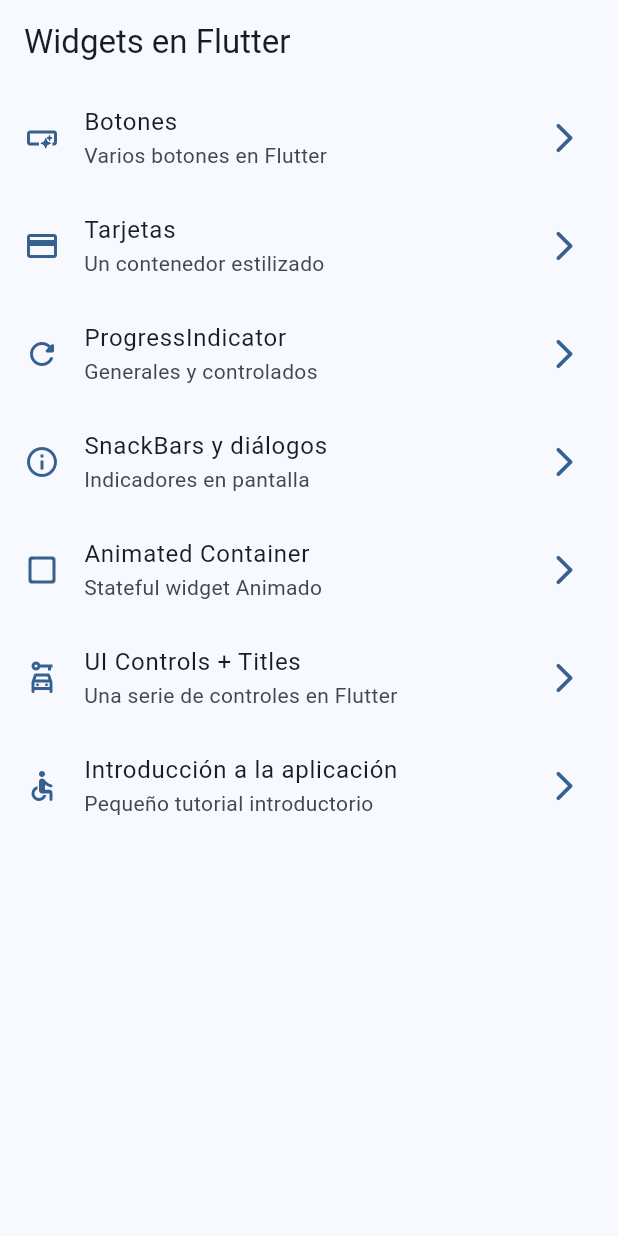
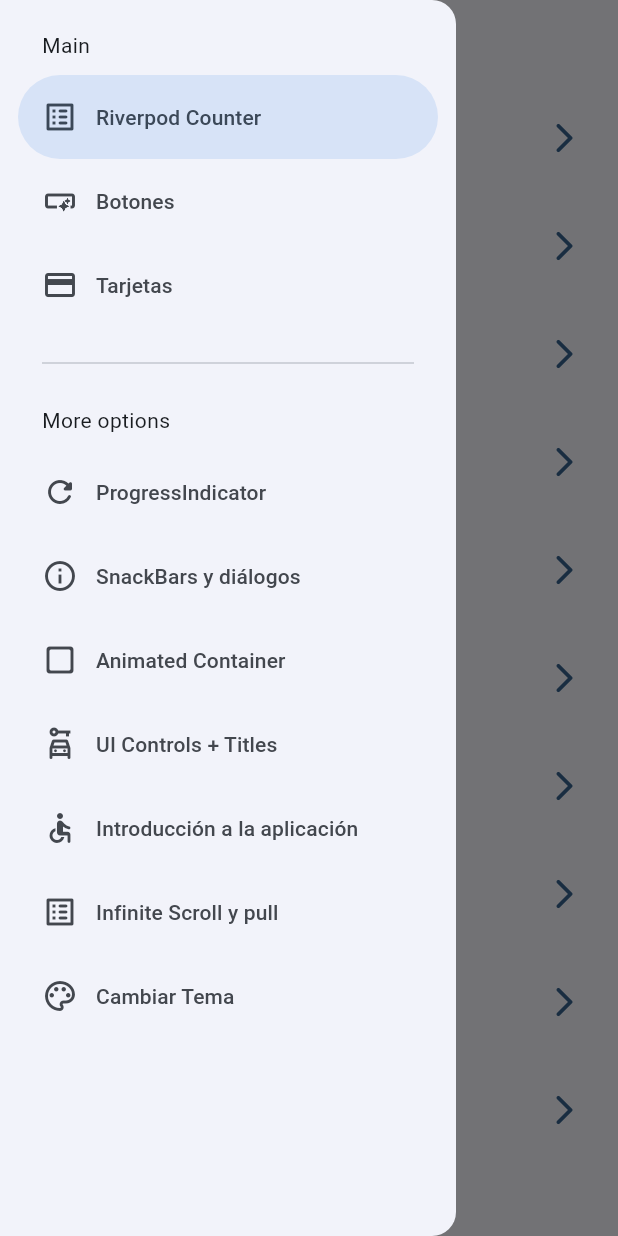
Before and after one commit to gu1llermo/widgets-app, a Flutter app: the screen it shows after launch, with the side drawer open (before the commit the screen has no drawer), on a phone screen of 412 x 824 dp. Run offline on Flutter 3.47's test engine with Material 3 defaults, Android fonts, the phone set to English and light mode, and no system bars; our stand-ins replace animate_do, flutter_riverpod, go_router.

Commit message:
antes de state notifier

```diff
--- a/lib/config/menu/menu_item.dart
+++ b/lib/config/menu/menu_item.dart
@@ -14,6 +14,11 @@ class MenuItem {
 }
 
 const appMenuItems = <MenuItem>[
+  MenuItem(
+      title: 'Riverpod Counter',
+      subTitle: 'Introducción a Riverpod',
+      link: '/counter-river',
+      icon: Icons.list_alt_rounded),
   MenuItem(
       title: 'Botones',
       subTitle: 'Varios botones en Flutter',
@@ -49,4 +54,14 @@ const appMenuItems = <MenuItem>[
       subTitle: 'Pequeño tutorial introductorio',
       link: '/tutorial',
       icon: Icons.accessible_rounded),
+  MenuItem(
+      title: 'Infinite Scroll y pull',
+      subTitle: 'Listas infinitas y pull to refresh',
+      link: '/infinite',
+      icon: Icons.list_alt_rounded),
+  MenuItem(
+      title: 'Cambiar Tema',
+      subTitle: 'Cambiar tema de la aplicación',
+      link: '/theme-changer',
+      icon: Icons.color_lens_outlined),
 ];
--- a/lib/config/router/app_router.dart
+++ b/lib/config/router/app_router.dart
@@ -44,5 +44,20 @@ final appRouter = GoRouter(
       name: AppTutorialScreen.name,
       builder: (context, state) => const AppTutorialScreen(),
     ),
+    GoRoute(
+      path: '/infinite',
+      name: InfiniteScrollScreen.name,
+      builder: (context, state) => const InfiniteScrollScreen(),
+    ),
+    GoRoute(
+      path: '/counter-river',
+      name: CounterScreen.name,
+      builder: (context, state) => const CounterScreen(),
+    ),
+    GoRoute(
+      path: '/theme-changer',
+      name: ThemeChangerScreen.name,
+      builder: (context, state) => const ThemeChangerScreen(),
+    ),
   ],
 );
--- a/lib/config/theme/app_theme.dart
+++ b/lib/config/theme/app_theme.dart
@@ -14,14 +14,17 @@ const colors = <Color>[
 
 class AppTheme {
   final int selectedColor;
+  final bool darkMode;
 
-  AppTheme({this.selectedColor = 0})
+  AppTheme({this.selectedColor = 0, this.darkMode = false})
       : assert(selectedColor >= 0,
             'selectedColor must be greater then or equal to 0'),
         assert(selectedColor < colors.length,
             'selectedColor must be less than ${colors.length}');
 
   ThemeData getTheme() => ThemeData(
-      colorSchemeSeed: colors[selectedColor],
-      appBarTheme: const AppBarTheme(centerTitle: false));
+        brightness: darkMode ? Brightness.dark : Brightness.light,
+        colorSchemeSeed: colors[selectedColor],
+        appBarTheme: const AppBarTheme(centerTitle: false),
+      );
 }
--- a/lib/main.dart
+++ b/lib/main.dart
@@ -1,20 +1,26 @@
 import 'package:flutter/material.dart';
+import 'package:flutter_riverpod/flutter_riverpod.dart';
 import 'package:widgets_app/config/router/app_router.dart';
 import 'package:widgets_app/config/theme/app_theme.dart';
+import 'package:widgets_app/presentation/providers/theme_provider.dart';
 
 void main() {
-  runApp(const MainApp());
+  runApp(const ProviderScope(child: MainApp()));
 }
 
-class MainApp extends StatelessWidget {
+class MainApp extends ConsumerWidget {
   const MainApp({super.key});
 
   @override
-  Widget build(BuildContext context) {
+  Widget build(BuildContext context, WidgetRef ref) {
+    final bool darkMode = ref.watch(isDarkModeProvider);
+    final int selectedColor = ref.watch(selectedColorProvider);
+
     return MaterialApp.router(
         routerConfig: appRouter,
         debugShowCheckedModeBanner: false,
-        theme: AppTheme(selectedColor: 0).getTheme(),
+        theme: AppTheme(selectedColor: selectedColor, darkMode: darkMode)
+            .getTheme(),
         title: 'Widgets App');
   }
 }
--- /dev/null
+++ b/lib/presentation/providers/counter_provider.dart
@@ -0,0 +1,3 @@
+import 'package:flutter_riverpod/flutter_riverpod.dart';
+
+final counterProvider = StateProvider<int>((ref) => 5);
--- /dev/null
+++ b/lib/presentation/providers/theme_provider.dart
@@ -0,0 +1,11 @@
+import 'package:flutter_riverpod/flutter_riverpod.dart';
+import 'package:widgets_app/config/theme/app_theme.dart';
+
+final isDarkModeProvider = StateProvider<bool>((ref) => false);
+
+// listado de colores inmutables
+final colorlistProvider = Provider((ref) => colors);
+// es constante y no cambiará
+// desde que se creó ésta variable
+
+final selectedColorProvider = StateProvider<int>((ref) => 0);
--- a/lib/presentation/screens/home/home_screen.dart
+++ b/lib/presentation/screens/home/home_screen.dart
@@ -1,6 +1,7 @@
 import 'package:flutter/material.dart';
 import 'package:go_router/go_router.dart';
 import 'package:widgets_app/config/menu/menu_item.dart';
+import 'package:widgets_app/presentation/screens/widgets/side_menu.dart';
 
 class HomeScreen extends StatelessWidget {
   static const name = 'home_screen';
@@ -8,9 +9,13 @@ class HomeScreen extends StatelessWidget {
 
   @override
   Widget build(BuildContext context) {
+    final scaffoldKey = GlobalKey<ScaffoldState>();
     return Scaffold(
-        appBar: AppBar(title: const Text('Widgets en Flutter')),
-        body: const _HomeView());
+      key: scaffoldKey,
+      appBar: AppBar(title: const Text('Widgets en Flutter')),
+      body: const _HomeView(),
+      drawer: SideMenu(scaffoldKey: scaffoldKey),
+    );
   }
 }
 
--- a/lib/presentation/screens/screens.dart
+++ b/lib/presentation/screens/screens.dart
@@ -2,8 +2,10 @@ export 'package:widgets_app/presentation/screens/animated/animated_screen.dart';
 export 'package:widgets_app/presentation/screens/app_tutorial/app_tutorial_screen.dart';
 export 'package:widgets_app/presentation/screens/buttons/buttons_screen.dart';
 export 'package:widgets_app/presentation/screens/cards/cards_screen.dart';
+export 'package:widgets_app/presentation/screens/counter/counter_screen.dart';
 export 'package:widgets_app/presentation/screens/home/home_screen.dart';
 export 'package:widgets_app/presentation/screens/infinite_scroll/infinite_scroll_screen.dart';
 export 'package:widgets_app/presentation/screens/progress/progress_screen.dart';
 export 'package:widgets_app/presentation/screens/snackbar/snackbar_screen.dart';
+export 'package:widgets_app/presentation/screens/theme_changer/theme_changer_screen.dart';
 export 'package:widgets_app/presentation/screens/ui_controls/ui_controls_screen.dart';
--- /dev/null
+++ b/lib/presentation/screens/widgets/side_menu.dart
@@ -0,0 +1,59 @@
+import 'package:flutter/material.dart';
+import 'package:go_router/go_router.dart';
+import 'package:widgets_app/config/menu/menu_item.dart';
+
+class SideMenu extends StatefulWidget {
+  const SideMenu({super.key, required this.scaffoldKey});
+
+  final GlobalKey<ScaffoldState> scaffoldKey;
+
+  @override
+  State<SideMenu> createState() => _SideMenuState();
+}
+
+class _SideMenuState extends State<SideMenu> {
+  int navDrawerIndex = 0;
+
+  @override
+  Widget build(BuildContext context) {
+    final hasNotch = MediaQuery.of(context).viewPadding.top > 35;
+    // print('viewPadding.top: $hasNotch');
+
+    return NavigationDrawer(
+        selectedIndex: navDrawerIndex,
+        onDestinationSelected: (value) {
+          setState(() {
+            navDrawerIndex = value;
+          });
+          final menuItem = appMenuItems[value];
+          context.push(menuItem.link);
+          widget.scaffoldKey.currentState?.closeDrawer();
+          // ese signo de interrogación, lo que significa es que verifica si es null
+          // antes de hacer su llamada, si es null no hace nada, hace la llamada solo
+          // si es distinto de null, es como una garantía
+          // ?. es un checknull operator
+        },
+        children: [
+          Padding(
+            padding: EdgeInsets.fromLTRB(28, hasNotch ? 0 : 20, 16, 10),
+            child: const Text('Main'),
+          ),
+          ...appMenuItems.sublist(0, 3).map((item) {
+            return NavigationDrawerDestination(
+                icon: Icon(item.icon), label: Text(item.title));
+          }),
+          const Padding(
+            padding: EdgeInsets.fromLTRB(28, 16, 28, 10),
+            child: Divider(),
+          ),
+          const Padding(
+            padding: EdgeInsets.fromLTRB(28, 10, 16, 10),
+            child: Text('More options'),
+          ),
+          ...appMenuItems.sublist(3).map((item) {
+            return NavigationDrawerDestination(
+                icon: Icon(item.icon), label: Text(item.title));
+          }),
+        ]);
+  }
+}
--- a/pubspec.yaml
+++ b/pubspec.yaml
@@ -10,6 +10,7 @@ dependencies:
   animate_do: ^3.3.4
   flutter:
     sdk: flutter
+  flutter_riverpod: ^2.5.1
   go_router: ^14.2.0
 
 dev_dependencies:
```
Also changed, not shown: lib/presentation/screens/counter/counter_screen.dart (added, +53 -0 lines), lib/presentation/screens/infinite_scroll/infinite_scroll_screen.dart (+119 -2 lines), lib/presentation/screens/theme_changer/theme_changer_screen.dart (added, +61 -0 lines), pubspec.lock.
